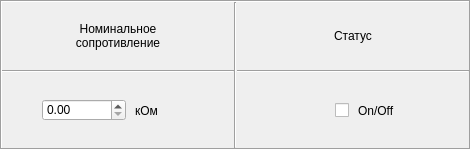
evilpeopletyranny/BallastStand, file utilityresistorinputframe.ui: the form before one commit.
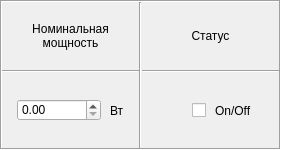
The form after the commit.

What changed in the file:
```diff
--- a/utilityresistorinputframe.ui
+++ b/utilityresistorinputframe.ui
@@ -6,12 +6,12 @@
    <rect>
     <x>0</x>
     <y>0</y>
-    <width>471</width>
+    <width>281</width>
     <height>150</height>
    </rect>
   </property>
   <property name="sizePolicy">
-   <sizepolicy hsizetype="Preferred" vsizetype="Fixed">
+   <sizepolicy hsizetype="Maximum" vsizetype="Fixed">
     <horstretch>0</horstretch>
     <verstretch>0</verstretch>
    </sizepolicy>
@@ -97,8 +97,8 @@
         </size>
        </property>
        <property name="text">
-        <string>Номинальное
-сопротивление</string>
+        <string>Номинальная
+мощность</string>
        </property>
        <property name="alignment">
         <set>Qt::AlignCenter</set>
@@ -143,7 +143,7 @@
        <item>
         <widget class="QLabel" name="label_8">
          <property name="text">
-          <string>кОм</string>
+          <string>Вт</string>
          </property>
         </widget>
        </item>
```
